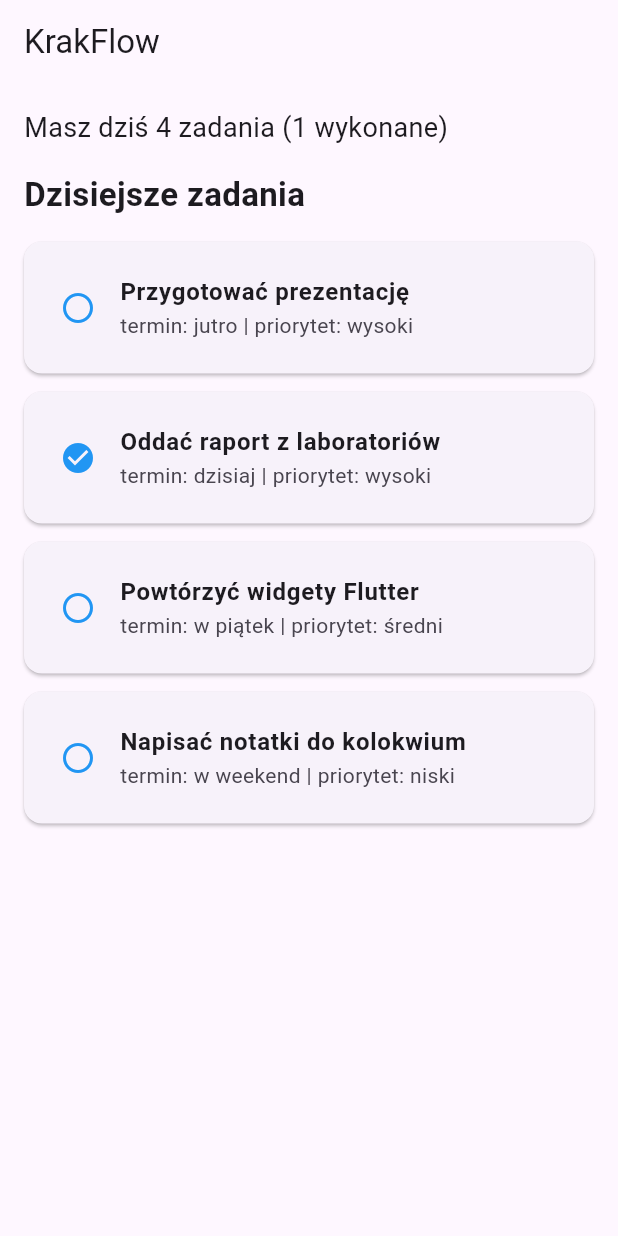
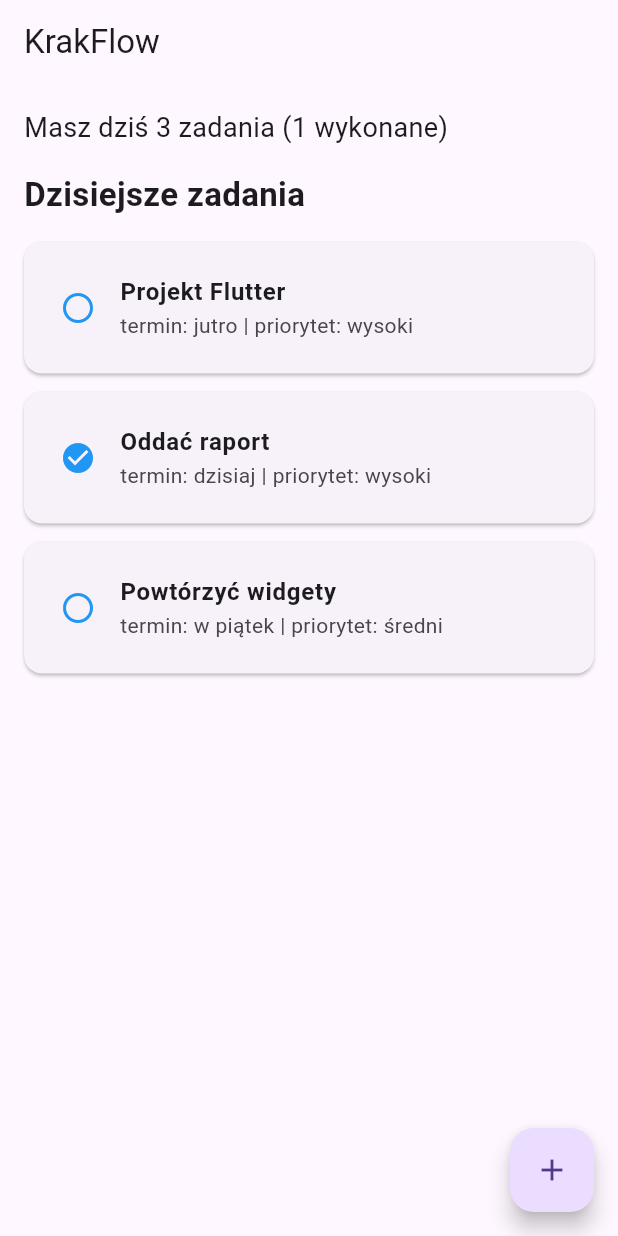
Before and after one commit to RupertDragula77/krakproject_flutter, a Flutter app: the screen it shows after launch, on a phone screen of 412 x 824 dp. Run offline on Flutter 3.47's test engine with Material 3 defaults, Android fonts, the phone set to English and light mode, and no system bars.

Commit message:
lab 2, commit nr 3 chyba

```diff
--- a/lib/main.dart
+++ b/lib/main.dart
@@ -1,85 +1,7 @@
 import 'package:flutter/material.dart';
 
 void main() {
-  runApp(MyApp());
-}
-
-class MyApp extends StatelessWidget {
-  final List<Task> tasks = [
-    Task(
-        title: "Przygotować prezentację",
-        deadline: "jutro",
-        done: false,
-        priority: "wysoki"),
-    Task(
-        title: "Oddać raport z laboratoriów",
-        deadline: "dzisiaj",
-        done: true,
-        priority: "wysoki"),
-    Task(
-        title: "Powtórzyć widgety Flutter",
-        deadline: "w piątek",
-        done: false,
-        priority: "średni"),
-    Task(
-        title: "Napisać notatki do kolokwium",
-        deadline: "w weekend",
-        done: false,
-        priority: "niski"),
-  ];
-
-  @override
-  Widget build(BuildContext context) {
-    int doneCount = tasks.where((task) => task.done).length;
-
-    return MaterialApp(
-      home: Scaffold(
-        appBar: AppBar(
-          title: Text("KrakFlow"),
-        ),
-        body: Padding(
-          padding: EdgeInsets.all(16),
-          child: Column(
-            crossAxisAlignment: CrossAxisAlignment.start,
-            children: [
-              Text(
-                "Masz dziś ${tasks.length} zadania ($doneCount wykonane)",
-                style: TextStyle(fontSize: 18),
-              ),
-              SizedBox(height: 16),
-              Text(
-                "Dzisiejsze zadania",
-                style: TextStyle(
-                  fontSize: 22,
-                  fontWeight: FontWeight.bold,
-                ),
-              ),
-              SizedBox(height: 16),
-
-              /// LISTA
-              Expanded(
-                child: ListView.builder(
-                  itemCount: tasks.length,
-                  itemBuilder: (context, index) {
-                    final task = tasks[index];
-
-                    return TaskCard(
-                      title: task.title,
-                      subtitle:
-                      "termin: ${task.deadline} | priorytet: ${task.priority}",
-                      icon: task.done
-                          ? Icons.check_circle
-                          : Icons.radio_button_unchecked,
-                    );
-                  },
-                ),
-              ),
-            ],
-          ),
-        ),
-      ),
-    );
-  }
+  runApp(const MyApp());
 }
 
 /// MODEL DANYCH
@@ -92,9 +14,99 @@ class Task {
   Task({
     required this.title,
     required this.deadline,
-    required this.done,
+    this.done = false,
     required this.priority,
   });
+}
+
+/// REPOZYTORIUM ZADAŃ
+class TaskRepository {
+  static List<Task> tasks = [
+    Task(title: "Projekt Flutter", deadline: "jutro", done: false, priority: "wysoki"),
+    Task(title: "Oddać raport", deadline: "dzisiaj", done: true, priority: "wysoki"),
+    Task(title: "Powtórzyć widgety", deadline: "w piątek", done: false, priority: "średni"),
+  ];
+}
+
+/// GŁÓWNA APLIKACJA
+class MyApp extends StatelessWidget {
+  const MyApp({super.key});
+
+  @override
+  Widget build(BuildContext context) {
+    return const MaterialApp(
+      home: HomeScreen(),
+    );
+  }
+}
+
+/// EKRAN GŁÓWNY – StatefulWidget
+class HomeScreen extends StatefulWidget {
+  const HomeScreen({super.key});
+
+  @override
+  State<HomeScreen> createState() => _HomeScreenState();
+}
+
+class _HomeScreenState extends State<HomeScreen> {
+  @override
+  Widget build(BuildContext context) {
+    int doneCount = TaskRepository.tasks.where((task) => task.done).length;
+
+    return Scaffold(
+      appBar: AppBar(
+        title: const Text("KrakFlow"),
+      ),
+      body: Padding(
+        padding: const EdgeInsets.all(16),
+        child: Column(
+          crossAxisAlignment: CrossAxisAlignment.start,
+          children: [
+            Text(
+              "Masz dziś ${TaskRepository.tasks.length} zadania ($doneCount wykonane)",
+              style: const TextStyle(fontSize: 18),
+            ),
+            const SizedBox(height: 16),
+            const Text(
+              "Dzisiejsze zadania",
+              style: TextStyle(fontSize: 22, fontWeight: FontWeight.bold),
+            ),
+            const SizedBox(height: 16),
+            Expanded(
+              child: ListView.builder(
+                itemCount: TaskRepository.tasks.length,
+                itemBuilder: (context, index) {
+                  final task = TaskRepository.tasks[index];
+                  return TaskCard(
+                    title: task.title,
+                    subtitle: "termin: ${task.deadline} | priorytet: ${task.priority}",
+                    icon: task.done ? Icons.check_circle : Icons.radio_button_unchecked,
+                  );
+                },
+              ),
+            ),
+          ],
+        ),
+      ),
+      floatingActionButton: FloatingActionButton(
+        onPressed: () async {
+          // przejście na ekran dodawania taska
+          final Task? newTask = await Navigator.push(
+            context,
+            MaterialPageRoute(builder: (context) => AddTaskScreen()),
+          );
+
+          // jeżeli użytkownik dodał taska
+          if (newTask != null) {
+            setState(() {
+              TaskRepository.tasks.add(newTask);
+            });
+          }
+        },
+        child: const Icon(Icons.add),
+      ),
+    );
+  }
 }
 
 /// WIDGET KARTY
@@ -113,18 +125,77 @@ class TaskCard extends StatelessWidget {
   @override
   Widget build(BuildContext context) {
     return Card(
-      margin: EdgeInsets.only(bottom: 12),
+      margin: const EdgeInsets.only(bottom: 12),
       child: Padding(
-        padding: EdgeInsets.all(8),
+        padding: const EdgeInsets.all(8),
         child: ListTile(
           leading: Icon(icon, color: Colors.blue),
-          title: Text(
-            title,
-            style: TextStyle(fontWeight: FontWeight.bold),
-          ),
+          title: Text(title, style: const TextStyle(fontWeight: FontWeight.bold)),
           subtitle: Text(subtitle),
         ),
       ),
     );
   }
 }
+
+/// EKRAN DODAWANIA TASKA
+class AddTaskScreen extends StatelessWidget {
+  AddTaskScreen({super.key});
+
+  final TextEditingController titleController = TextEditingController();
+  final TextEditingController deadlineController = TextEditingController();
+  final TextEditingController priorityController = TextEditingController();
+
+  @override
+  Widget build(BuildContext context) {
+    return Scaffold(
+      appBar: AppBar(
+        title: const Text("Nowe zadanie"),
+      ),
+      body: Padding(
+        padding: const EdgeInsets.all(16),
+        child: Column(
+          crossAxisAlignment: CrossAxisAlignment.start,
+          children: [
+            TextField(
+              controller: titleController,
+              decoration: const InputDecoration(
+                labelText: "Tytuł zadania",
+                border: OutlineInputBorder(),
+              ),
+            ),
+            const SizedBox(height: 16),
+            TextField(
+              controller: deadlineController,
+              decoration: const InputDecoration(
+                labelText: "Termin",
+                border: OutlineInputBorder(),
+              ),
+            ),
+            const SizedBox(height: 16),
+            TextField(
+              controller: priorityController,
+              decoration: const InputDecoration(
+                labelText: "Priorytet",
+                border: OutlineInputBorder(),
+              ),
+            ),
+            const SizedBox(height: 16),
+            ElevatedButton(
+              onPressed: () {
+                final newTask = Task(
+                  title: titleController.text,
+                  deadline: deadlineController.text,
+                  done: false,
+                  priority: priorityController.text,
+                );
+                Navigator.pop(context, newTask);
+              },
+              child: const Text("Zapisz"),
+            ),
+          ],
+        ),
+      ),
+    );
+  }
+}
--- /dev/null
+++ b/lib/task_repository.dart
@@ -0,0 +1,38 @@
+/// Prosta klasa przechowująca listę zadań
+class TaskRepository {
+  static List<Task> tasks = [
+    Task(
+      title: "Projekt Flutter",
+      deadline: "jutro",
+      done: false,
+      priority: "wysoki",
+    ),
+    Task(
+      title: "Oddać raport",
+      deadline: "dzisiaj",
+      done: true,
+      priority: "wysoki",
+    ),
+    Task(
+      title: "Powtórzyć widgety",
+      deadline: "w piątek",
+      done: false,
+      priority: "średni",
+    ),
+  ];
+}
+
+/// Model danych
+class Task {
+  final String title;
+  final String deadline;
+  final bool done;
+  final String priority;
+
+  Task({
+    required this.title,
+    required this.deadline,
+    required this.done,
+    required this.priority,
+  });
+}
```
